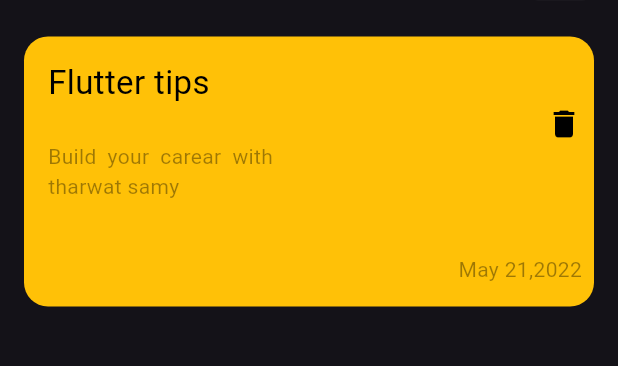
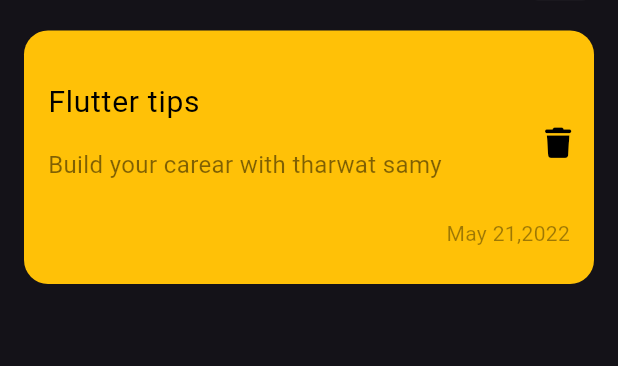
Before and after one commit to Mohamed-Abdelaleem-Ayoub/Notes_App, a Flutter app: the screen it shows after launch, on a phone screen of 412 x 824 dp, the part 115-481 px from its top. Run offline on Flutter 3.47's test engine with Material 3 defaults, Android fonts, the phone set to English and light mode, and no system bars; our stand-ins replace font_awesome_flutter; Roboto replaces fonts that are missing (Poppins).

Commit message:
chane custom note item

```diff
--- a/lib/main.dart
+++ b/lib/main.dart
@@ -12,7 +12,7 @@ class NotesApp extends StatelessWidget {
   Widget build(BuildContext context) {
     return MaterialApp(
       debugShowCheckedModeBanner: false,
-      theme: ThemeData.dark(),
+      theme: ThemeData(brightness: Brightness.dark, fontFamily: 'Poppins'),
       home: HomeView(),
     );
   }
--- a/lib/widgets/custom_note_item.dart
+++ b/lib/widgets/custom_note_item.dart
@@ -1,4 +1,5 @@
 import 'package:flutter/material.dart';
+import 'package:font_awesome_flutter/font_awesome_flutter.dart';
 
 class CustomNoteItem extends StatelessWidget {
   const CustomNoteItem({super.key});
@@ -6,47 +7,77 @@ class CustomNoteItem extends StatelessWidget {
   @override
   Widget build(BuildContext context) {
     return Container(
-      padding: EdgeInsets.only(left: 16, right: 8),
-      margin: EdgeInsets.symmetric(horizontal: 16, vertical: 8),
-      height: 180,
+      padding: EdgeInsets.only(left: 16, top: 24, bottom: 24),
+      margin: EdgeInsets.symmetric(horizontal: 16, vertical: 4),
+
       width: double.infinity,
       decoration: BoxDecoration(
         color: Colors.amber,
         borderRadius: BorderRadius.circular(16),
       ),
       child: Column(
-        crossAxisAlignment: CrossAxisAlignment.start,
+        crossAxisAlignment: CrossAxisAlignment.end,
         children: [
-          SizedBox(height: 15),
-          Text(
+          ListTile(
+            contentPadding: EdgeInsets.all(0),
+            title: Text(
               'Flutter tips',
+
               style: TextStyle(
-              fontSize: 22,
+                fontFamily: 'Poppins',
+                fontSize: 20,
                 // fontWeight: FontWeight.bold,
                 color: Colors.black,
               ),
             ),
-          Align(
-            alignment: Alignment.centerRight,
-            child: Icon(Icons.delete, color: Colors.black),
-          ),
-          SizedBox(
-            width: 150,
+            subtitle: Padding(
+              padding: const EdgeInsets.only(top: 16.0, bottom: 16, right: 16),
               child: Text(
                 'Build your carear with tharwat samy',
-              overflow: TextOverflow.ellipsis,
                 maxLines: 2,
                 textAlign: TextAlign.justify,
                 softWrap: true,
                 style: TextStyle(
-                // fontWeight: FontWeight.bold,
-                color: Colors.black38,
+                  fontSize: 16,
+                  color: Colors.black.withValues(alpha: .5),
                 ),
               ),
             ),
-          SizedBox(height: 35),
-          Align(
-            alignment: Alignment.centerRight,
+            trailing: IconButton(
+              onPressed: () {},
+              icon: Icon(FontAwesomeIcons.trash, color: Colors.black, size: 20),
+            ),
+          ),
+
+          // SizedBox(height: 15),
+          // Text(
+          //   'Flutter tips',
+          //   style: TextStyle(
+          //     fontSize: 22,
+          //     // fontWeight: FontWeight.bold,
+          //     color: Colors.black,
+          //   ),
+          // ),
+          // Align(
+          //   alignment: Alignment.centerRight,
+          //   child: Icon(Icons.delete, color: Colors.black),
+          // ),
+          // SizedBox(
+          //   width: 150,
+          //   child: Text(
+          //     'Build your carear with tharwat samy',
+          //     overflow: TextOverflow.ellipsis,
+          //     maxLines: 2,
+          //     textAlign: TextAlign.justify,
+          //     softWrap: true,
+          //     style: TextStyle(
+          //       // fontWeight: FontWeight.bold,
+          //       color: Colors.black38,
+          //     ),
+          //   ),
+          // ),
+          Padding(
+            padding: const EdgeInsets.only(right: 16.0),
             child: Text(
               'May 21,2022',
 
```
Also changed, not shown: pubspec.yaml (+6 -6 lines), asset/fonts/Poppins-Regular.ttf (added), pubspec.lock. Lines whose indentation alone changed are shown as unchanged.
